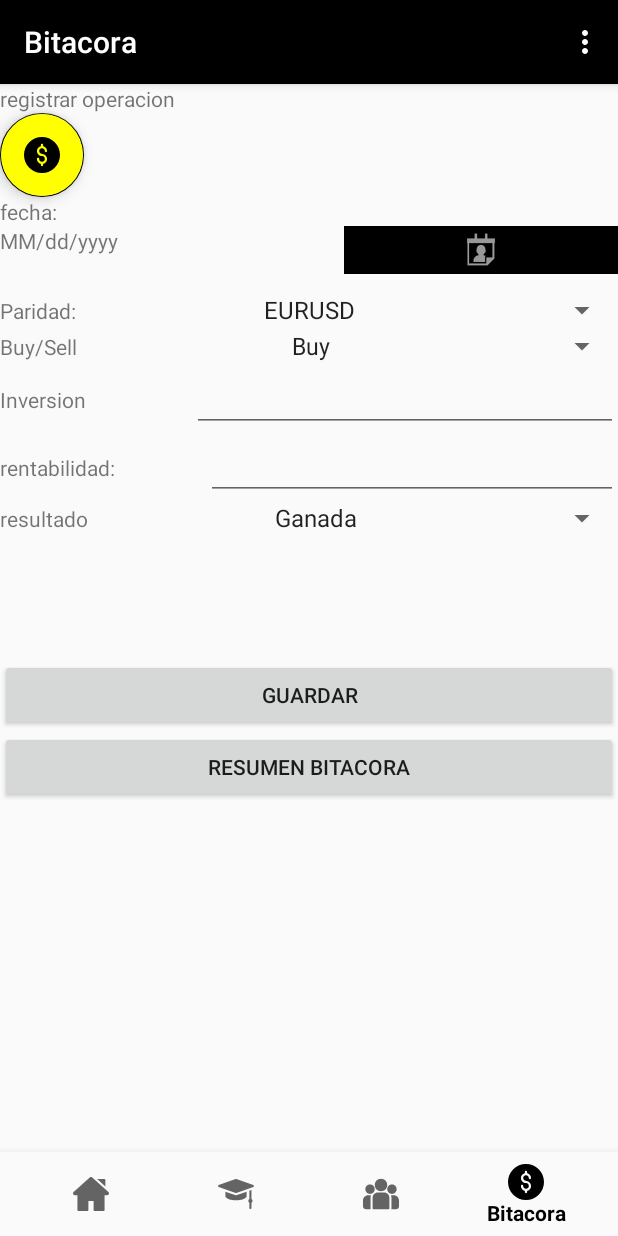
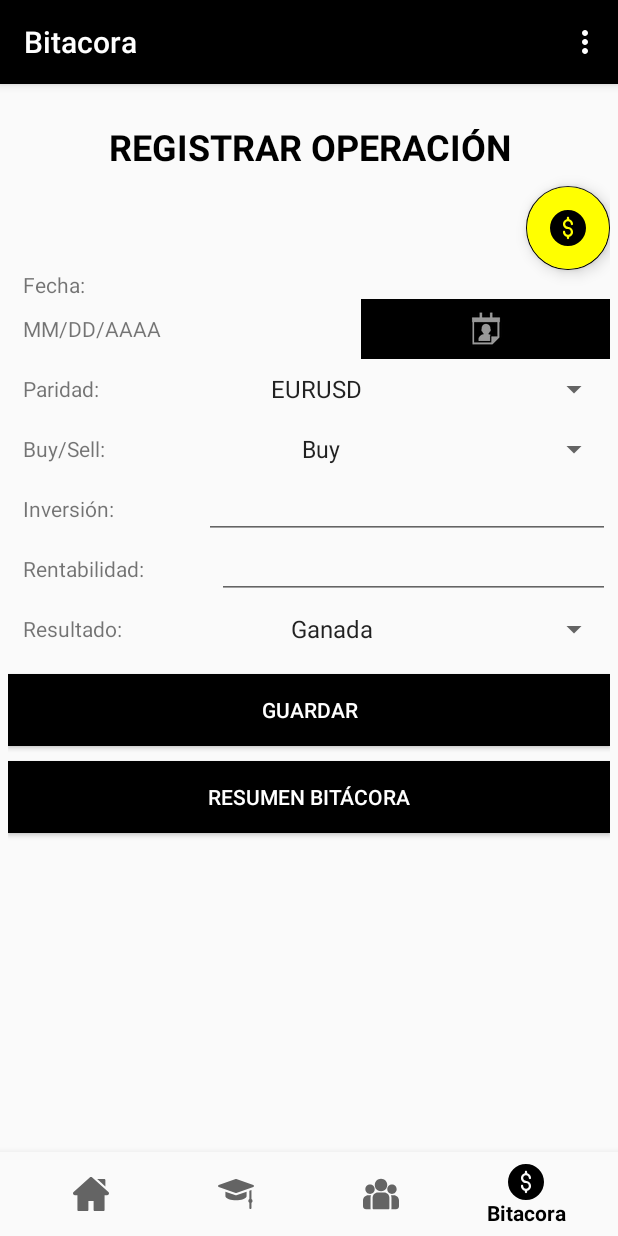
Before and after one commit to santiagocorrea6/TradersRoom, an Android app: the BitacoraFragment screen opened through its navigation route, on a phone screen of 412 x 824 dp. Run offline under Robolectric (Android 15) with nearby library versions, the phone set to English and light mode, and no system bars; our stand-ins replace Firebase (no records; nobody signed in at launch, a user with empty details on screens opened directly), navigation-ui.

Commit message:
Version 3 TRADERSROOM

```diff
--- a/app/src/main/java/com/proyect/tradersroom/BottomNavigationActivity.kt
+++ b/app/src/main/java/com/proyect/tradersroom/BottomNavigationActivity.kt
@@ -24,7 +24,7 @@ class BottomNavigationActivity : AppCompatActivity() {
         // menu should be considered as top level destinations.
         val appBarConfiguration = AppBarConfiguration(
             setOf(
-                R.id.nav_home, R.id.nav_educadores, R.id.nav_lideres, R.id.nav_bitacora
+                R.id.nav_home, R.id.nav_educadores, R.id.nav_lideres, R.id.nav_bitacora, R.id.resumenFragment
             )
         )
 
--- a/app/src/main/java/com/proyect/tradersroom/PerfilActivity.kt
+++ b/app/src/main/java/com/proyect/tradersroom/PerfilActivity.kt
@@ -23,7 +23,7 @@ class PerfilActivity : AppCompatActivity() {
         val user: FirebaseUser? = mAuth.currentUser
         val correo = user?.email
 
-        Toast.makeText(this, "Bienvenido $correo", Toast.LENGTH_SHORT).show()
+      //  Toast.makeText(this, "Bienvenido $correo", Toast.LENGTH_SHORT).show()
 
         buscarEnFirebase(correo)
     }
--- a/app/src/main/java/com/proyect/tradersroom/SplashActivity.kt
+++ b/app/src/main/java/com/proyect/tradersroom/SplashActivity.kt
@@ -31,7 +31,9 @@ class SplashActivity : AppCompatActivity() {
     }
 
     private fun goToMainActivity() {
-        startActivity(Intent(this@SplashActivity, BottomNavigationActivity::class.java))
+        val intent = Intent(this, BottomNavigationActivity::class.java)
+        intent.flags = Intent.FLAG_ACTIVITY_NEW_TASK or Intent.FLAG_ACTIVITY_CLEAR_TASK
+        startActivity(intent)
     }
 
     private fun goToLoginActivity() {
--- a/app/src/main/java/com/proyect/tradersroom/fragments/BitacoraFragment.kt
+++ b/app/src/main/java/com/proyect/tradersroom/fragments/BitacoraFragment.kt
@@ -90,7 +90,8 @@ class BitacoraFragment : Fragment() {
                 val id = myRef.push().key
 
                 val bitacora = BitacoraRemote(
-                    id,
+                    //id,
+                        "4",
                     "100",
                     fecha,
                     paridad,
--- a/app/src/main/java/com/proyect/tradersroom/fragments/HomeFragment.kt
+++ b/app/src/main/java/com/proyect/tradersroom/fragments/HomeFragment.kt
@@ -34,7 +34,7 @@ class HomeFragment : Fragment() {
         val user: FirebaseUser? = mAuth.currentUser
         val correo = user?.email
 
-        Toast.makeText(requireContext(), "Bienvenido $correo", Toast.LENGTH_SHORT).show()
+    //    Toast.makeText(requireContext(), "Bienvenido $correo", Toast.LENGTH_SHORT).show()
 
         //buscarEnFirebase(correo)
 
--- a/app/src/main/java/com/proyect/tradersroom/ui/BitacorasRVAdapter.kt
+++ b/app/src/main/java/com/proyect/tradersroom/ui/BitacorasRVAdapter.kt
@@ -30,11 +30,11 @@ class BitacorasRVAdapter (
 
         fun bindBitacora(bitacora: BitacoraRemote){
             itemView.tv_id.text = bitacora.id
-            itemView.tv_rentabilidad.text = bitacora.rentabilidad.toString()
+            itemView.tv_rentabilidad.text = "${bitacora.rentabilidad.toString()}%"
             itemView.tv_paridad.text = bitacora.paridad
             itemView.tv_fecha_nacimiento.text = bitacora.fecha
-            itemView.tv_ganancia.text = bitacora.ganancia.toString()
-            itemView.tv_inversion.text = bitacora.inversion.toString()
+            itemView.tv_ganancia.text = "$${bitacora.ganancia.toString()}"
+            itemView.tv_inversion.text = "$${bitacora.inversion.toString()}"
         }
     }
 }
--- a/app/src/main/res/layout/fragment_bitacora.xml
+++ b/app/src/main/res/layout/fragment_bitacora.xml
@@ -5,18 +5,26 @@
     android:layout_width="match_parent"
     android:layout_height="match_parent"
     android:orientation="vertical"
+    android:padding="5dp"
     tools:context=".fragments.BitacoraFragment">
 
     <TextView
         android:id="@+id/tv_titulo"
         android:layout_width="match_parent"
         android:layout_height="wrap_content"
-        android:text="registrar operacion" />
+        android:gravity="center"
+        android:paddingTop="20dp"
+        android:paddingBottom="10dp"
+        android:text="REGISTRAR OPERACIÓN"
+        android:textColor="@color/black"
+        android:textSize="24sp"
+        android:textStyle="bold" />
 
     <com.google.android.material.floatingactionbutton.FloatingActionButton
         android:id="@+id/floatingActionButton"
         android:layout_width="match_parent"
         android:layout_height="wrap_content"
+        android:layout_gravity="end"
         android:background="@color/yellow"
         android:backgroundTint="@color/yellow"
         android:clickable="true"
@@ -26,24 +34,27 @@
         android:id="@+id/tv_date"
         android:layout_width="match_parent"
         android:layout_height="wrap_content"
-        android:text="fecha:" />
+        android:paddingLeft="10dp"
+        android:text="@string/fecha" />
 
     <LinearLayout
         android:layout_width="match_parent"
-        android:layout_height="44dp"
+        android:layout_height="40dp"
         android:orientation="horizontal">
 
         <TextView
             android:id="@+id/tv_fecha"
             android:layout_width="wrap_content"
-            android:layout_height="wrap_content"
+            android:layout_height="match_parent"
             android:layout_weight="1"
-            android:text="MM/dd/yyyy" />
+            android:gravity="center_vertical"
+            android:paddingLeft="10dp"
+            android:text="@string/mesDiaAño" />
 
         <ImageButton
             android:id="@+id/ib_calendario2"
             android:layout_width="wrap_content"
-            android:layout_height="wrap_content"
+            android:layout_height="match_parent"
             android:layout_weight="1"
             android:background="@android:color/background_dark"
             app:srcCompat="@android:drawable/ic_menu_my_calendar" />
@@ -52,20 +63,22 @@
 
     <LinearLayout
         android:layout_width="match_parent"
-        android:layout_height="wrap_content"
+        android:layout_height="40dp"
         android:orientation="horizontal">
 
         <TextView
             android:id="@+id/tv_paridad"
             android:layout_width="wrap_content"
-            android:layout_height="wrap_content"
+            android:layout_height="match_parent"
             android:layout_weight="1"
-            android:text="Paridad:" />
+            android:gravity="center_vertical"
+            android:paddingLeft="10dp"
+            android:text="@string/paridad" />
 
         <Spinner
             android:id="@+id/sp_divisa"
             android:layout_width="wrap_content"
-            android:layout_height="wrap_content"
+            android:layout_height="match_parent"
             android:layout_weight="1"
             android:entries="@array/lista_paridad" />
 
@@ -73,86 +86,98 @@
 
     <LinearLayout
         android:layout_width="match_parent"
-        android:layout_height="wrap_content"
+        android:layout_height="40dp"
         android:orientation="horizontal">
 
         <TextView
             android:id="@+id/tv_buySell"
             android:layout_width="wrap_content"
-            android:layout_height="wrap_content"
+            android:layout_height="match_parent"
             android:layout_weight="1"
-            android:text="Buy/Sell" />
+            android:gravity="center_vertical"
+            android:paddingLeft="10dp"
+            android:text="@string/buySell" />
 
         <Spinner
             android:id="@+id/sp_buySell"
             android:layout_width="wrap_content"
-            android:layout_height="wrap_content"
+            android:layout_height="match_parent"
             android:layout_weight="1"
-            android:entries="@array/lista_buy" />
+            android:entries="@array/lista_buy"
+            android:gravity="center_vertical" />
 
     </LinearLayout>
 
     <LinearLayout
         android:layout_width="match_parent"
-        android:layout_height="wrap_content"
+        android:layout_height="40dp"
         android:orientation="horizontal">
 
         <TextView
             android:id="@+id/tv_inversion"
             android:layout_width="wrap_content"
-            android:layout_height="wrap_content"
+            android:layout_height="match_parent"
             android:layout_weight="1"
-            android:text="Inversion" />
+            android:gravity="center_vertical"
+            android:paddingLeft="10dp"
+            android:text="@string/inversion" />
 
         <EditText
             android:id="@+id/et_inversion"
             android:layout_width="wrap_content"
-            android:layout_height="wrap_content"
+            android:layout_height="match_parent"
             android:layout_weight="1"
             android:ems="10"
+            android:gravity="center_vertical"
             android:inputType="number" />
 
     </LinearLayout>
 
     <LinearLayout
         android:layout_width="match_parent"
-        android:layout_height="wrap_content"
+        android:layout_height="40dp"
         android:orientation="horizontal">
 
         <TextView
             android:id="@+id/tv_rentabilidad"
             android:layout_width="wrap_content"
-            android:layout_height="wrap_content"
+            android:layout_height="match_parent"
             android:layout_weight="1"
-            android:text="rentabilidad:" />
+            android:gravity="center_vertical"
+            android:paddingLeft="10dp"
+            android:text="@string/rentabilidad" />
 
         <EditText
             android:id="@+id/et_rentabilidad"
             android:layout_width="wrap_content"
-            android:layout_height="wrap_content"
+            android:layout_height="match_parent"
             android:layout_weight="1"
             android:ems="10"
+            android:gravity="center_vertical"
             android:inputType="number" />
     </LinearLayout>
 
     <LinearLayout
         android:layout_width="match_parent"
-        android:layout_height="106dp"
+        android:layout_height="40dp"
         android:orientation="horizontal">
 
         <TextView
             android:id="@+id/tv_resultado"
             android:layout_width="wrap_content"
-            android:layout_height="wrap_content"
+            android:layout_height="match_parent"
             android:layout_weight="1"
-            android:text="resultado" />
+            android:gravity="center_vertical"
+            android:paddingLeft="10dp"
+            android:text="@string/resultado" />
 
         <Spinner
             android:id="@+id/sp_resultado"
             android:layout_width="wrap_content"
-            android:layout_height="wrap_content"
+            android:layout_height="match_parent"
             android:layout_weight="1"
-            android:entries="@array/lista_resultado" />
+            android:entries="@array/lista_resultado"
+            android:gravity="center_vertical" />
 
     </LinearLayout>
 
@@ -160,12 +185,18 @@
         android:id="@+id/bt_guardar"
         android:layout_width="match_parent"
         android:layout_height="wrap_content"
-        android:text="Guardar" />
+        android:layout_marginTop="10dp"
+        android:layout_marginBottom="10dp"
+        android:background="@color/black"
+        android:text="@string/guardar"
+        android:textColor="@color/white" />
 
     <Button
         android:id="@+id/bt_resumen"
         android:layout_width="match_parent"
         android:layout_height="wrap_content"
-        android:text="Resumen Bitacora" />
+        android:background="@color/black"
+        android:text="@string/resumenBitacora"
+        android:textColor="@color/white" />
 
 </LinearLayout>
--- a/app/src/main/res/navigation/nav_graph.xml
+++ b/app/src/main/res/navigation/nav_graph.xml
@@ -48,7 +48,7 @@
     <fragment
         android:id="@+id/resumenFragment"
         android:name="com.proyect.tradersroom.fragments.ResumenFragment"
-        android:label="fragment_resumen"
+        android:label="Resumen bitácora"
         tools:layout="@layout/fragment_resumen" >
         <action
             android:id="@+id/action_resumenFragment_to_nav_bitacora"
--- a/app/src/main/res/values/strings.xml
+++ b/app/src/main/res/values/strings.xml
@@ -75,6 +75,7 @@
     <string name="educadores_fragment_label">Educadores</string>
     <string name="lideres_fragment_label">Lideres</string>
     <string name="bitacora_fragment_label">Bitacora</string>
+    <string name="resumen_fragment_label">Resumen bitácora</string>
     <string name="next">Next</string>
     <string name="previous">Previous</string>
 
@@ -95,4 +96,12 @@
 
     <string name="title_activity_botton_navigation">MainActivity</string>
     <string name="info">INFOMARCIÓN DE LA APP</string>
+    <string name="fecha">Fecha:</string>
+    <string name="mesDiaAño">MM/DD/AAAA</string>
+    <string name="paridad">Paridad:</string>
+    <string name="buySell">Buy/Sell:</string>
+    <string name="inversion">"Inversión: "</string>
+    <string name="rentabilidad">Rentabilidad:</string>
+    <string name="resultado">"Resultado: "</string>
+    <string name="resumenBitacora">Resumen bitácora</string>
 </resources>
```
Also changed, not shown: app/src/main/res/layout/activity_perfil.xml (+7 -4 lines), app/src/main/res/layout/bitacoras_item.xml (+44 -30 lines).
